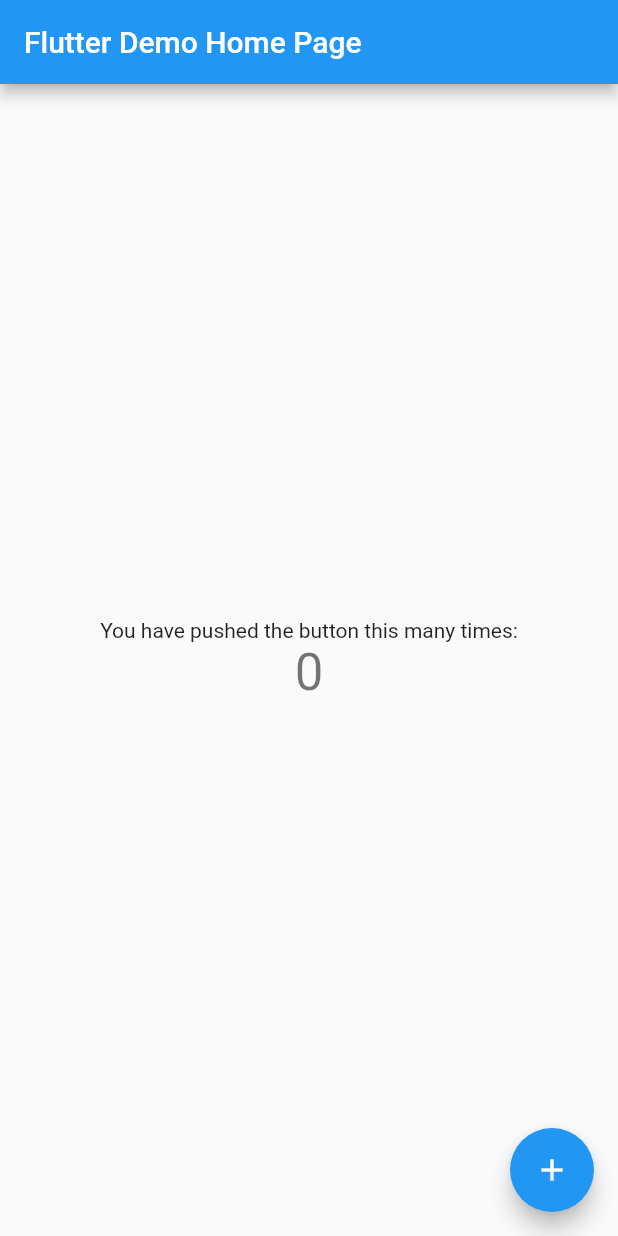
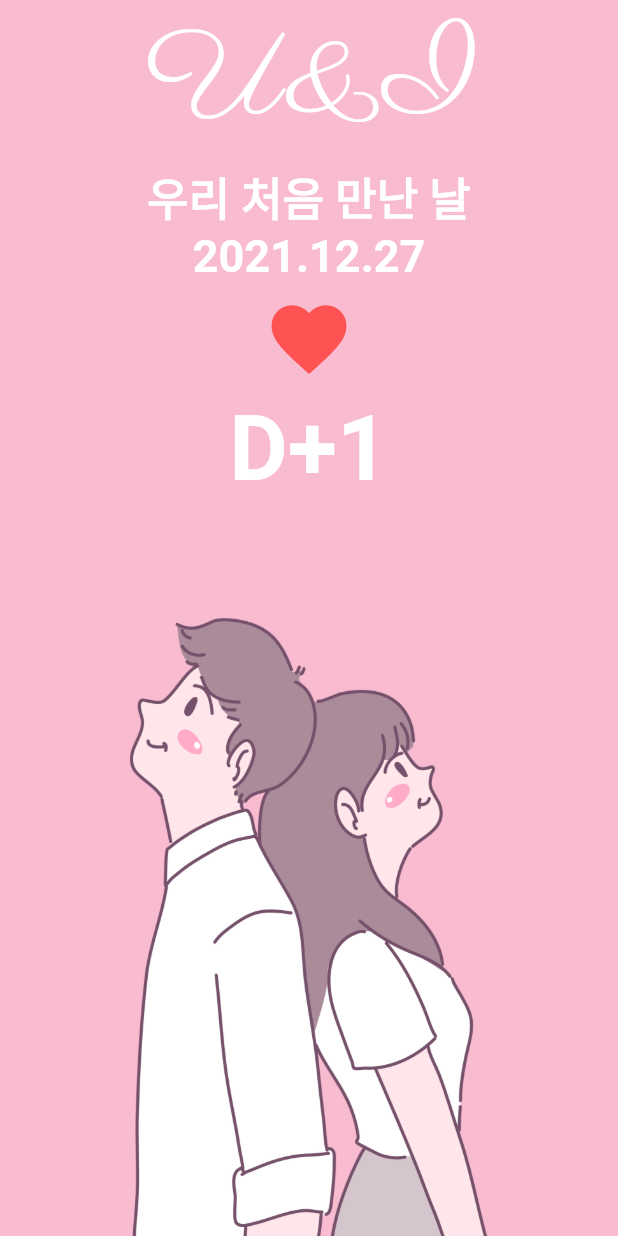
Before and after one commit to tjdans345/u_and_i_project, a Flutter app: the screen it shows after launch, on a phone screen of 412 x 824 dp. Run offline on Flutter 3.47's test engine with Material 2 defaults, Android fonts, the phone set to English and light mode, and no system bars; Roboto replaces fonts that are missing (himelody).

Commit message:
design complete

```diff
--- a/lib/main.dart
+++ b/lib/main.dart
@@ -1,115 +1,10 @@
 import 'package:flutter/material.dart';
+import 'package:u_and_i/screen/home_screen.dart';
 
 void main() {
-  runApp(const MyApp());
+  runApp(
+    const MaterialApp(
+      home: HomeScreen(),
+    )
+  );
 }
-
-class MyApp extends StatelessWidget {
-  const MyApp({Key? key}) : super(key: key);
-
-  // This widget is the root of your application.
-  @override
-  Widget build(BuildContext context) {
-    return MaterialApp(
-      title: 'Flutter Demo',
-      theme: ThemeData(
-        // This is the theme of your application.
-        //
-        // Try running your application with "flutter run". You'll see the
-        // application has a blue toolbar. Then, without quitting the app, try
-        // changing the primarySwatch below to Colors.green and then invoke
-        // "hot reload" (press "r" in the console where you ran "flutter run",
-        // or simply save your changes to "hot reload" in a Flutter IDE).
-        // Notice that the counter didn't reset back to zero; the application
-        // is not restarted.
-        primarySwatch: Colors.blue,
-      ),
-      home: const MyHomePage(title: 'Flutter Demo Home Page'),
-    );
-  }
-}
-
-class MyHomePage extends StatefulWidget {
-  const MyHomePage({Key? key, required this.title}) : super(key: key);
-
-  // This widget is the home page of your application. It is stateful, meaning
-  // that it has a State object (defined below) that contains fields that affect
-  // how it looks.
-
-  // This class is the configuration for the state. It holds the values (in this
-  // case the title) provided by the parent (in this case the App widget) and
-  // used by the build method of the State. Fields in a Widget subclass are
-  // always marked "final".
-
-  final String title;
-
-  @override
-  State<MyHomePage> createState() => _MyHomePageState();
-}
-
-class _MyHomePageState extends State<MyHomePage> {
-  int _counter = 0;
-
-  void _incrementCounter() {
-    setState(() {
-      // This call to setState tells the Flutter framework that something has
-      // changed in this State, which causes it to rerun the build method below
-      // so that the display can reflect the updated values. If we changed
-      // _counter without calling setState(), then the build method would not be
-      // called again, and so nothing would appear to happen.
-      _counter++;
-    });
-  }
-
-  @override
-  Widget build(BuildContext context) {
-    // This method is rerun every time setState is called, for instance as done
-    // by the _incrementCounter method above.
-    //
-    // The Flutter framework has been optimized to make rerunning build methods
-    // fast, so that you can just rebuild anything that needs updating rather
-    // than having to individually change instances of widgets.
-    return Scaffold(
-      appBar: AppBar(
-        // Here we take the value from the MyHomePage object that was created by
-        // the App.build method, and use it to set our appbar title.
-        title: Text(widget.title),
-      ),
-      body: Center(
-        // Center is a layout widget. It takes a single child and positions it
-        // in the middle of the parent.
-        child: Column(
-          // Column is also a layout widget. It takes a list of children and
-          // arranges them vertically. By default, it sizes itself to fit its
-          // children horizontally, and tries to be as tall as its parent.
-          //
-          // Invoke "debug painting" (press "p" in the console, choose the
-          // "Toggle Debug Paint" action from the Flutter Inspector in Android
-          // Studio, or the "Toggle Debug Paint" command in Visual Studio Code)
-          // to see the wireframe for each widget.
-          //
-          // Column has various properties to control how it sizes itself and
-          // how it positions its children. Here we use mainAxisAlignment to
-          // center the children vertically; the main axis here is the vertical
-          // axis because Columns are vertical (the cross axis would be
-          // horizontal).
-          mainAxisAlignment: MainAxisAlignment.center,
-          children: <Widget>[
-            const Text(
-              'You have pushed the button this many times:',
-            ),
-            Text(
-              '$_counter',
-              style: Theme.of(context).textTheme.headline4,
-            ),
-          ],
-        ),
-      ),
-      floatingActionButton: FloatingActionButton(
-        onPressed: _incrementCounter,
-        tooltip: 'Increment',
-        child: const Icon(Icons.add),
-      ), // This trailing comma makes auto-formatting nicer for build methods.
-    );
-  }
-}
--- /dev/null
+++ b/lib/screen/home_screen.dart
@@ -0,0 +1,92 @@
+import 'package:flutter/material.dart';
+
+class HomeScreen extends StatefulWidget {
+  const HomeScreen({Key? key}) : super(key: key);
+
+  @override
+  State<HomeScreen> createState() => _HomeScreenState();
+}
+
+// 그래 위젯을 그릴 때 부분 부분을 나누어서 생각을 하면 좀 수월하겠다
+
+class _HomeScreenState extends State<HomeScreen> {
+  @override
+  Widget build(BuildContext context) {
+    return Scaffold(
+      backgroundColor: Colors.pink[100], // Colors.color[색 진하기 설정 가능 100 ~ 900]
+      body: SafeArea(
+        bottom: false,
+        child: Container(
+          width: MediaQuery.of(context).size.width, // 가운데로 오게끔 하는 코드
+          child: Column(
+            children: const [
+              _TopPart(),
+              _BottomPart(),
+            ],
+          ),
+        ),
+      ),
+    );
+  }
+}
+
+// _는 private 역할
+class _TopPart extends StatelessWidget {
+  const _TopPart({Key? key}) : super(key: key);
+
+  @override
+  Widget build(BuildContext context) {
+    return Expanded(
+      child: Column(
+        children: [
+          const Text(
+            'U&I',
+            style: TextStyle(
+                color: Colors.white, fontFamily: 'parisienne', fontSize: 80.0),
+          ),
+          const Text(
+            '우리 처음 만난 날',
+            style: TextStyle(
+                color: Colors.white,
+                fontFamily: 'himelody',
+                fontWeight: FontWeight.bold,
+                fontSize: 30.0),
+          ),
+          const Text(
+            '2021.12.27',
+            style: TextStyle(
+                color: Colors.white,
+                fontFamily: 'himelody',
+                fontWeight: FontWeight.bold,
+                fontSize: 30.0),
+          ),
+          IconButton(
+            iconSize: 60.0,
+            onPressed: () {},
+            icon: const Icon(
+              Icons.favorite,
+              color: Colors.redAccent,
+            ),
+          ),
+          const Text(
+            'D+1',
+            style: TextStyle(
+                color: Colors.white,
+                fontFamily: 'himelody',
+                fontWeight: FontWeight.w600,
+                fontSize: 60.0),
+          ),
+        ],
+      ),
+    );
+  }
+}
+
+class _BottomPart extends StatelessWidget {
+  const _BottomPart({Key? key}) : super(key: key);
+
+  @override
+  Widget build(BuildContext context) {
+    return Expanded(child: Image.asset('asset/img/middle_image.png'));
+  }
+}
```
Also changed, not shown: pubspec.yaml (+19 -0 lines), asset/font/Parisienne-Regular.ttf (added), asset/font/Sunflower-Bold.ttf (added), asset/font/Sunflower-Light.ttf (added), asset/font/Sunflower-Medium.ttf (added), asset/img/middle_image.png (added), 1 other file.
